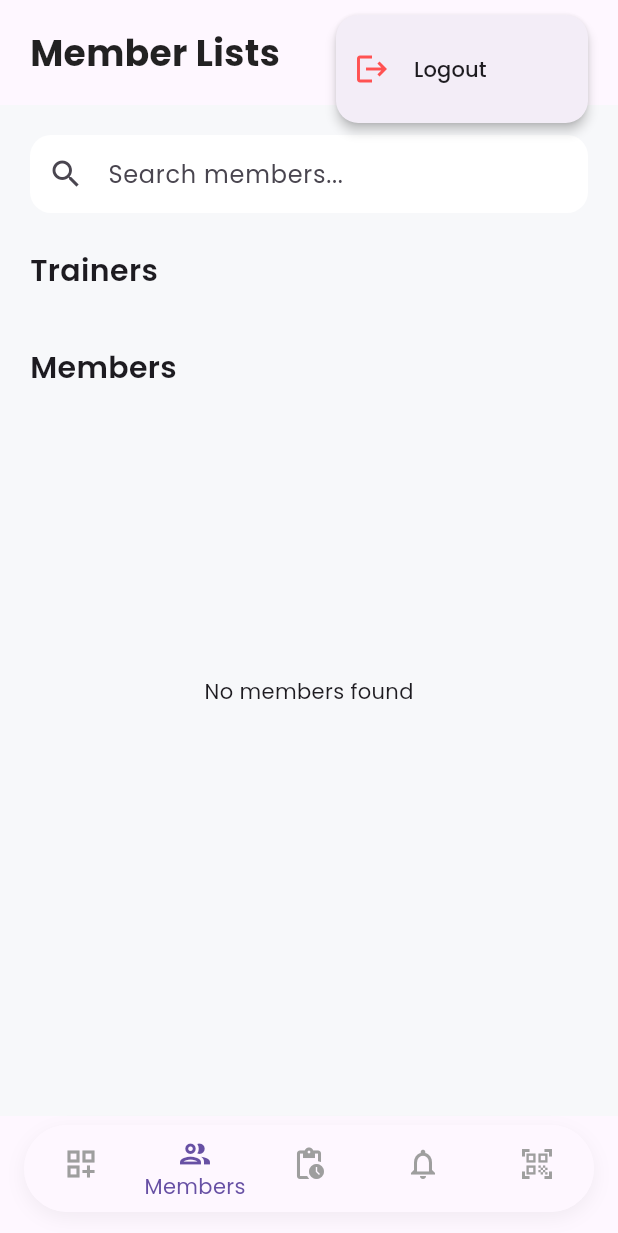
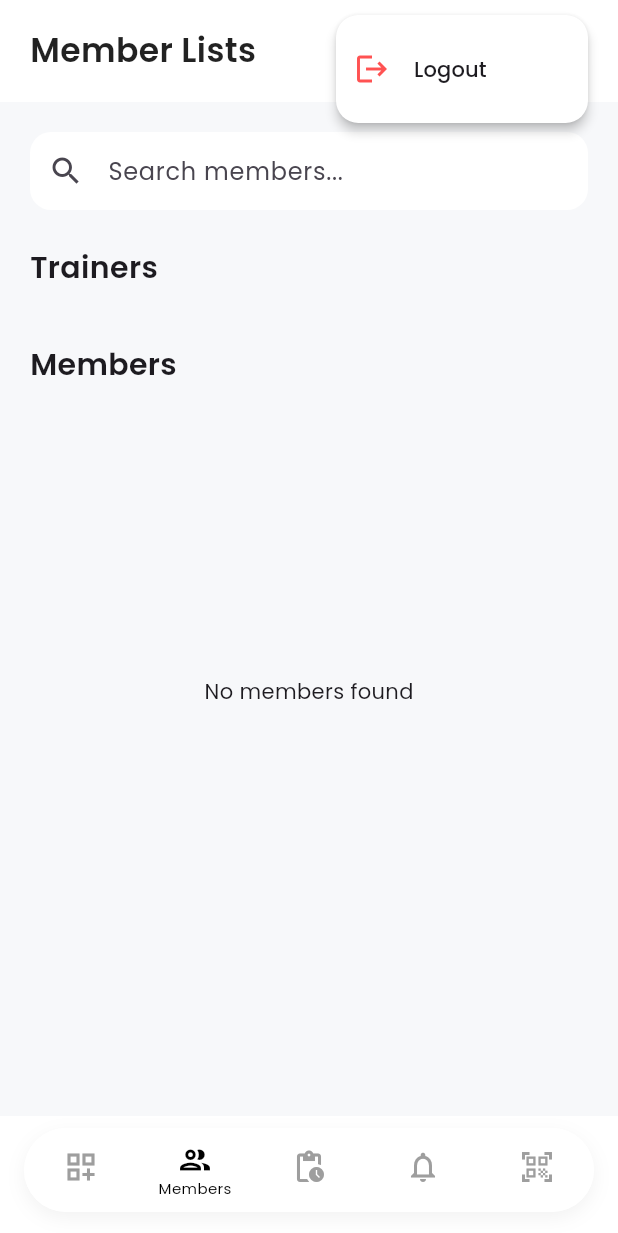
Before and after one commit to johnrey666/zeus, a Flutter app: the AdminHomePage screen opened directly, item 2 of the bottom bar chosen, after a tap on the "person" icon, on a phone screen of 412 x 824 dp. Shown: the top 1233 px of the screen. Run offline on Flutter 3.47's test engine with Material 3 defaults, Android fonts, the light colour scheme and no system bars; our stand-ins replace cloud_firestore, firebase_auth, firebase_core, fl_chart, google_fonts, image_picker and 1 more; accounts and stored records are empty.

Commit message:
modify ui

```diff
--- a/lib/login/trainer/trainer_login_page.dart
+++ b/lib/login/trainer/trainer_login_page.dart
@@ -169,7 +169,7 @@ class _TrainerLoginPageState extends State<TrainerLoginPage> {
                       style: const TextStyle(color: Colors.black),
                       children: [
                         TextSpan(
-                          text: "Register",
+                          text: "Sign Up",
                           style: TextStyle(
                             color: primaryColor,
                             decoration: TextDecoration.underline,
--- a/lib/main.dart
+++ b/lib/main.dart
@@ -1,3 +1,5 @@
+// ignore_for_file: prefer_const_constructors
+
 import 'package:flutter/material.dart';
 import 'package:firebase_core/firebase_core.dart';
 import 'firebase_options.dart';
@@ -58,7 +60,7 @@ class LandingScreen extends StatelessWidget {
                   shape: RoundedRectangleBorder(
                     borderRadius: BorderRadius.circular(30),
                   ),
-                  backgroundColor: Colors.grey[200],
+                  backgroundColor: Color(0xFFE0E0E0),
                   elevation: 4,
                 ),
                 child: const Text(
--- a/lib/pages/admin_pages/admin_home_page.dart
+++ b/lib/pages/admin_pages/admin_home_page.dart
@@ -53,19 +53,13 @@ class _AdminHomePageState extends State<AdminHomePage>
   }
 
   void _handleMenuSelection(String value) {
-    switch (value) {
-      case 'logout':
-        _showLogoutDialog();
-        break;
-    }
+    if (value == 'logout') _showLogoutDialog();
   }
 
   Future<void> _logout() async {
     await FirebaseAuth.instance.signOut();
-    if (mounted) {
-      Navigator.pop(context); // close modal
-      Navigator.pop(context); // go back to login
-    }
+    if (mounted) Navigator.pop(context); // close modal
+    if (mounted) Navigator.pop(context); // go back to login
   }
 
   void _showLogoutDialog() {
@@ -74,7 +68,12 @@ class _AdminHomePageState extends State<AdminHomePage>
       shape: const RoundedRectangleBorder(
         borderRadius: BorderRadius.vertical(top: Radius.circular(25)),
       ),
-      builder: (context) => Padding(
+      builder: (context) => Container(
+        decoration: const BoxDecoration(
+          color: Colors.white,
+          borderRadius: BorderRadius.vertical(top: Radius.circular(25)),
+        ),
+        child: Padding(
           padding: const EdgeInsets.all(20),
           child: Wrap(
             children: [
@@ -95,7 +94,7 @@ class _AdminHomePageState extends State<AdminHomePage>
                 children: [
                   Expanded(
                     child: OutlinedButton(
-                    child: const Text("Cancel"),
+                      child: const Text("Cancel", style: TextStyle(color: Colors.black)),
                       onPressed: () => Navigator.pop(context),
                     ),
                   ),
@@ -105,7 +104,7 @@ class _AdminHomePageState extends State<AdminHomePage>
                       style: ElevatedButton.styleFrom(
                         backgroundColor: Colors.redAccent,
                       ),
-                    child: const Text("Logout"),
+                      child: const Text("Logout", style: TextStyle(color: Colors.white)),
                       onPressed: _logout,
                     ),
                   ),
@@ -114,27 +113,27 @@ class _AdminHomePageState extends State<AdminHomePage>
             ],
           ),
         ),
+      ),
     );
   }
 
   @override
   Widget build(BuildContext context) {
-    final theme = Theme.of(context);
-    final isDarkMode = theme.brightness == Brightness.dark;
+    final themeData = ThemeData.light();
 
     return Theme(
-      data: ThemeData.light().copyWith(
-        textTheme: GoogleFonts.poppinsTextTheme(
-          Theme.of(context).textTheme,
-        ),
+      data: themeData.copyWith(
+        textTheme: GoogleFonts.poppinsTextTheme(themeData.textTheme),
       ),
       child: Scaffold(
         extendBody: true,
         resizeToAvoidBottomInset: false,
+        backgroundColor: Colors.white,
         appBar: PreferredSize(
-          preferredSize: const Size.fromHeight(70),
+          preferredSize: const Size.fromHeight(80),
           child: SafeArea(
-            child: Padding(
+            child: Container(
+              color: Colors.white,
               padding: const EdgeInsets.symmetric(horizontal: 20, vertical: 10),
               child: Row(
                 mainAxisAlignment: MainAxisAlignment.spaceBetween,
@@ -142,9 +141,9 @@ class _AdminHomePageState extends State<AdminHomePage>
                   Text(
                     _titles[_selectedIndex],
                     style: GoogleFonts.poppins(
-                      fontSize: 24,
-                      fontWeight: FontWeight.bold,
-                      color: isDarkMode ? Colors.white : Colors.black87,
+                      fontSize: 22,
+                      fontWeight: FontWeight.w600,
+                      color: Colors.black87,
                     ),
                   ),
                   PopupMenuButton<String>(
@@ -152,12 +151,24 @@ class _AdminHomePageState extends State<AdminHomePage>
                     shape: RoundedRectangleBorder(
                       borderRadius: BorderRadius.circular(15),
                     ),
-                    icon: const CircleAvatar(
-                      backgroundColor: Colors.grey,
-                      child: Icon(Icons.person, color: Colors.white),
+                    color: Colors.white,
+                    icon: Container(
+                      padding: const EdgeInsets.all(4),
+                      decoration: BoxDecoration(
+                        shape: BoxShape.circle,
+                        border: Border.all(
+                          color: Colors.black,
+                          width: 1.5,
                         ),
-                    itemBuilder: (context) => [
-                      const PopupMenuItem(
+                      ),
+                      child: const Icon(
+                        Icons.person,
+                        color: Colors.black,
+                        size: 20,
+                      ),
+                    ),
+                    itemBuilder: (context) => const [
+                      PopupMenuItem(
                         value: 'logout',
                         child: ListTile(
                           leading: Icon(Icons.logout, color: Colors.redAccent),
@@ -186,14 +197,14 @@ class _AdminHomePageState extends State<AdminHomePage>
         bottomNavigationBar: Container(
           margin: const EdgeInsets.fromLTRB(16, 0, 16, 16),
           decoration: BoxDecoration(
-            color: theme.cardColor,
+            color: Colors.white,
             borderRadius: BorderRadius.circular(30),
             boxShadow: [
               BoxShadow(
                 color: Colors.black.withOpacity(0.05),
                 blurRadius: 10,
                 offset: const Offset(0, 4),
-              )
+              ),
             ],
           ),
           child: ClipRRect(
@@ -201,17 +212,19 @@ class _AdminHomePageState extends State<AdminHomePage>
             child: BottomNavigationBar(
               currentIndex: _selectedIndex,
               onTap: _onItemTapped,
-              backgroundColor: theme.cardColor,
-              selectedItemColor: theme.colorScheme.primary,
+              backgroundColor: Colors.white,
+              selectedItemColor: Colors.black,
               unselectedItemColor: Colors.grey,
               type: BottomNavigationBarType.fixed,
+              showSelectedLabels: true,
+              showUnselectedLabels: false,
               elevation: 0,
-              showUnselectedLabels: false,
-              showSelectedLabels: true,
+              selectedLabelStyle: const TextStyle(fontSize: 10),
+              unselectedLabelStyle: const TextStyle(fontSize: 10),
               items: const [
                 BottomNavigationBarItem(
                   icon: Icon(Icons.dashboard_customize_outlined),
-                  label: 'Home',
+                  label: 'Dashboard',
                 ),
                 BottomNavigationBarItem(
                   icon: Icon(Icons.group_outlined),
--- a/lib/pages/admin_pages/dashboard_page.dart
+++ b/lib/pages/admin_pages/dashboard_page.dart
@@ -30,10 +30,8 @@ class _DashboardPageState extends State<DashboardPage> {
     final now = DateTime.now();
     final monthStart = DateTime(now.year, now.month, 1);
 
-    final salesSnap =
-        await FirebaseFirestore.instance.collection('sales').get();
-    final usersSnap =
-        await FirebaseFirestore.instance.collection('users').get();
+    final salesSnap = await FirebaseFirestore.instance.collection('sales').get();
+    final usersSnap = await FirebaseFirestore.instance.collection('users').get();
 
     double todayTotal = 0;
     double monthTotal = 0;
@@ -78,6 +76,7 @@ class _DashboardPageState extends State<DashboardPage> {
   @override
   Widget build(BuildContext context) {
     final textTheme = GoogleFonts.poppinsTextTheme();
+    final size = MediaQuery.of(context).size;
 
     return Scaffold(
       backgroundColor: const Color(0xFFF9F9F9),
@@ -87,34 +86,33 @@ class _DashboardPageState extends State<DashboardPage> {
           child: Column(
             crossAxisAlignment: CrossAxisAlignment.start,
             children: [
-              Text("Dashboard",
-                  style: textTheme.headlineSmall
-                      ?.copyWith(fontWeight: FontWeight.w600)),
-              const SizedBox(height: 24),
               Row(
-                mainAxisAlignment: MainAxisAlignment.spaceBetween,
                 children: [
                   _buildStatCard("Today’s Earnings", todaysEarning),
+                  const SizedBox(width: 16),
                   _buildStatCard("This Month", monthlyEarning),
                 ],
               ),
               const SizedBox(height: 16),
-              Row(
-                mainAxisAlignment: MainAxisAlignment.spaceBetween,
+              Wrap(
+                spacing: 16,
+                runSpacing: 16,
                 children: [
-                  _buildCountCard("Members", memberCount, Icons.group),
-                  _buildCountCard(
-                      "Trainers", trainerCount, Icons.fitness_center),
+                  _buildCountCard("Members", memberCount, Icons.group,
+                      width: (size.width - 56) / 2),
+                  _buildCountCard("Trainers", trainerCount, Icons.fitness_center,
+                      width: (size.width - 56) / 2),
                 ],
               ),
               const SizedBox(height: 30),
               Text("Sales Graph",
-                  style: textTheme.titleMedium
-                      ?.copyWith(fontWeight: FontWeight.w600)),
+                  style:
+                      textTheme.titleMedium?.copyWith(fontWeight: FontWeight.w600)),
               const SizedBox(height: 10),
               AspectRatio(
-                aspectRatio: 1.5,
+                aspectRatio: 1.3,
                 child: Card(
+                  color: Colors.white,
                   elevation: 3,
                   shape: RoundedRectangleBorder(
                       borderRadius: BorderRadius.circular(16)),
@@ -128,12 +126,10 @@ class _DashboardPageState extends State<DashboardPage> {
                             sideTitles: SideTitles(
                               showTitles: true,
                               reservedSize: 40,
-                              getTitlesWidget: (value, _) {
-                                return Text(
-                                  '₱${value.toInt()}',
+                              getTitlesWidget: (value, _) => Text(
+                                '${value.toInt()}',
                                 style: const TextStyle(fontSize: 10),
-                                );
-                              },
+                              ),
                             ),
                           ),
                           bottomTitles: AxisTitles(
@@ -141,21 +137,25 @@ class _DashboardPageState extends State<DashboardPage> {
                               showTitles: true,
                               getTitlesWidget: (value, _) {
                                 if (value.toInt() < monthlySales.length) {
-                                  return Text(
-                                    monthlySales[value.toInt()]['month']
-                                        .toString()
-                                        .split(' ')[0],
-                                    style: const TextStyle(fontSize: 10),
+                                  final label = monthlySales[value.toInt()]['month'];
+                                  final parts = label.split(' ');
+                                  return Column(
+                                    children: [
+                                      Text(parts[0],
+                                          style: const TextStyle(fontSize: 10)),
+                                      Text(parts[1],
+                                          style: const TextStyle(fontSize: 10)),
+                                    ],
                                   );
                                 }
                                 return const SizedBox();
                               },
                             ),
                           ),
-                          topTitles: AxisTitles(
-                              sideTitles: SideTitles(showTitles: false)),
-                          rightTitles: AxisTitles(
-                              sideTitles: SideTitles(showTitles: false)),
+                          topTitles:
+                              AxisTitles(sideTitles: SideTitles(showTitles: false)),
+                          rightTitles:
+                              AxisTitles(sideTitles: SideTitles(showTitles: false)),
                         ),
                         barGroups: monthlySales
                             .asMap()
@@ -165,9 +165,9 @@ class _DashboardPageState extends State<DashboardPage> {
                                   barRods: [
                                     BarChartRodData(
                                       toY: entry.value['amount'],
-                                      width: 14,
-                                      color: Colors.blueAccent,
-                                      borderRadius: BorderRadius.circular(6),
+                                      width: 18,
+                                      color: _getBarColor(entry.key),
+                                      borderRadius: BorderRadius.circular(4),
                                     ),
                                   ],
                                 ))
@@ -186,10 +186,22 @@ class _DashboardPageState extends State<DashboardPage> {
     );
   }
 
+  Color _getBarColor(int index) {
+    const colors = [
+      Colors.grey,
+      Colors.purple,
+      Colors.lightGreen,
+      Colors.cyan,
+      Colors.redAccent,
+    ];
+    return colors[index % colors.length];
+  }
+
   Widget _buildStatCard(String title, double amount) {
+    final currencyFormatter = NumberFormat.currency(locale: 'en_PH', symbol: '₱');
     return Expanded(
       child: Container(
-        margin: const EdgeInsets.only(right: 12),
+        height: 100,
         padding: const EdgeInsets.all(16),
         decoration: BoxDecoration(
           color: Colors.white,
@@ -200,22 +212,25 @@ class _DashboardPageState extends State<DashboardPage> {
           crossAxisAlignment: CrossAxisAlignment.start,
           children: [
             Text(title,
-                style:
-                    const TextStyle(fontSize: 14, fontWeight: FontWeight.w500)),
-            const SizedBox(height: 10),
-            Text('₱${amount.toStringAsFixed(2)}',
-                style:
-                    const TextStyle(fontSize: 20, fontWeight: FontWeight.bold)),
+                style: const TextStyle(fontSize: 14, fontWeight: FontWeight.w500)),
+            const Spacer(),
+            FittedBox(
+              fit: BoxFit.scaleDown,
+              child: Text(
+                currencyFormatter.format(amount),
+                style: const TextStyle(fontSize: 18, fontWeight: FontWeight.bold),
+              ),
+            ),
           ],
         ),
       ),
     );
   }
 
-  Widget _buildCountCard(String title, int count, IconData icon) {
-    return Expanded(
-      child: Container(
-        margin: const EdgeInsets.only(right: 12),
+  Widget _buildCountCard(String title, int count, IconData icon,
+      {required double width}) {
+    return Container(
+      width: width,
       padding: const EdgeInsets.all(16),
       decoration: BoxDecoration(
         color: Colors.white,
@@ -230,14 +245,12 @@ class _DashboardPageState extends State<DashboardPage> {
             crossAxisAlignment: CrossAxisAlignment.start,
             children: [
               Text('$count',
-                    style: const TextStyle(
-                        fontSize: 18, fontWeight: FontWeight.bold)),
+                  style: const TextStyle(fontSize: 18, fontWeight: FontWeight.bold)),
               Text(title, style: const TextStyle(fontSize: 12)),
             ],
           ),
         ],
       ),
-      ),
     );
   }
 }
```
Also changed, not shown: lib/login/admin/admin_login_page.dart (+23 -9 lines), lib/login/member/member_login_page.dart (+62 -21 lines), lib/login/member/member_signup_page.dart (+39 -9 lines), lib/pages/member_pages/member_home_page.dart (+50 -51 lines), lib/pages/member_pages/member_notification_page.dart (added, +35 -0 lines), lib/pages/select_profile_page.dart (+48 -30 lines), lib/pages/trainer_pages/trainer_home_page.dart (+20 -36 lines). Lines whose indentation alone changed are shown as unchanged.
